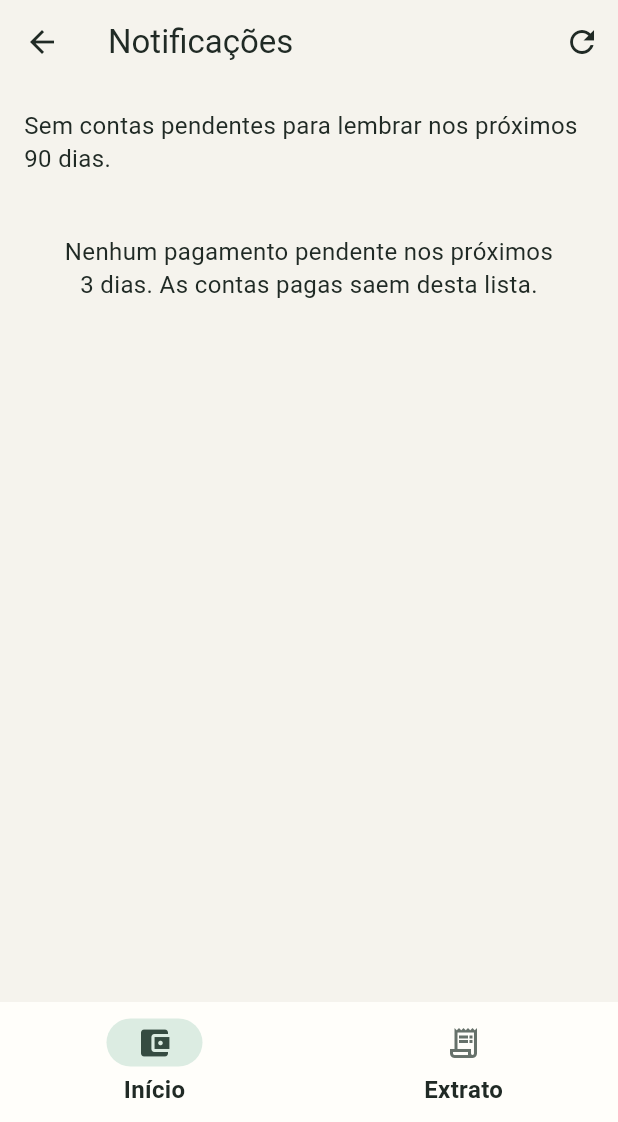
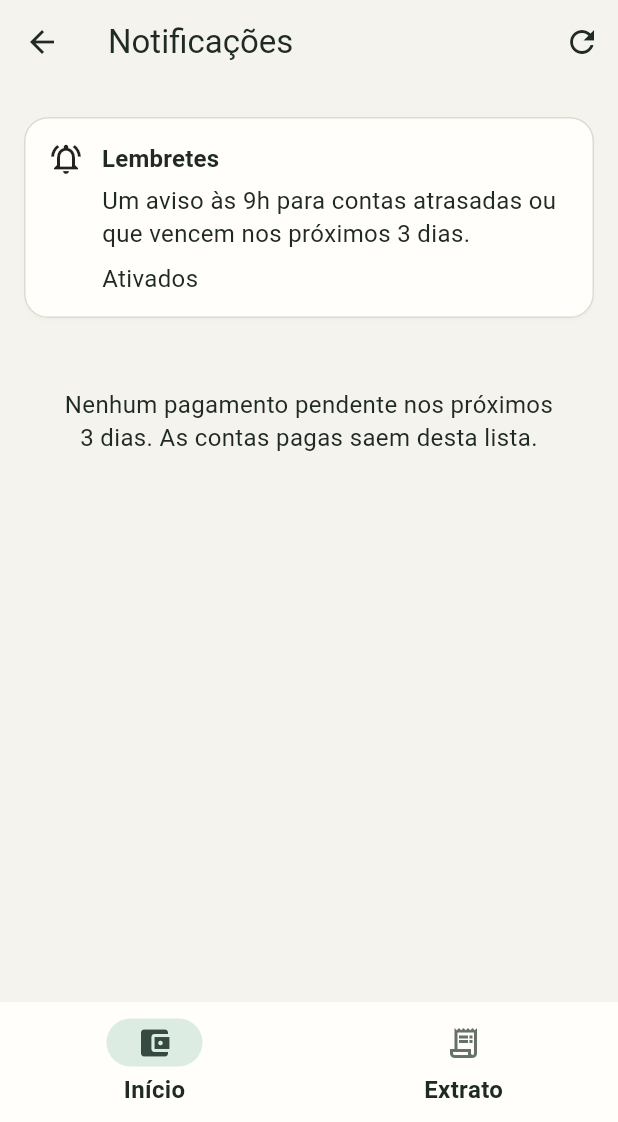
Before and after one commit to pietrocosentino/FinancaFacil, a Flutter app: the AuthGate screen opened directly, after a tap on the "notifications" icon, on a phone screen of 412 x 824 dp, the part 114-1236 px from its top. Run offline on Flutter 3.47's test engine with Material 3 defaults, Android fonts, the phone set to English and light mode, and no system bars; our stand-ins replace app_links, file_picker, flutter_local_notifications, flutter_timezone, image_picker, shared_preferences and 2 more; accounts and stored records are empty.

Commit message:
lembrete

```diff
--- a/flutter_project/lib/features/notifications/data/reminder_service.dart
+++ b/flutter_project/lib/features/notifications/data/reminder_service.dart
@@ -8,7 +8,6 @@ import 'package:timezone/data/latest.dart' as tz_data;
 import 'package:timezone/timezone.dart' as tz;
 
 import '../../../core/errors/app_log.dart';
-import '../../../core/services/device_preferences.dart';
 import '../../transactions/domain/finance_models.dart';
 import '../domain/reminder_plan.dart';
 
@@ -101,8 +100,8 @@ class LocalReminderService implements ReminderService {
       status.value = ReminderStatus(
         enabled: enabled,
         message: enabled
-            ? 'Lembretes ativados no aparelho.'
-            : 'Ative os lembretes do aparelho.',
+            ? 'Lembretes ativados.'
+            : 'Ative as notificações do aparelho.',
       );
     } catch (error, stack) {
       AppLog.error(error, stack, 'preparar lembretes');
@@ -171,8 +170,8 @@ class LocalReminderService implements ReminderService {
     status.value = ReminderStatus(
       enabled: enabled,
       message: enabled
-          ? 'Lembretes ativados. Preparando próximos vencimentos.'
-          : 'Notificações bloqueadas. Você pode permitir nas configurações do aparelho.',
+          ? 'Lembretes ativados.'
+          : 'Ative as notificações nas configurações do aparelho.',
     );
     return enabled;
   }
@@ -197,17 +196,11 @@ class LocalReminderService implements ReminderService {
       await _plugin.cancelAll();
       if (!enabled) {
         status.value = const ReminderStatus(
-          message:
-              'Ative as notificações para receber lembretes com o app fechado.',
+          message: 'Ative as notificações do aparelho.',
         );
         return;
       }
-      final plan = planReminders(
-        entries,
-        DateTime.now(),
-        hour: DevicePreferences.time.value.hour,
-        minute: DevicePreferences.time.value.minute,
-      );
+      final plan = planReminders(entries, DateTime.now());
       try {
         for (final reminder in plan) {
           if (generation != _generation) return;
@@ -242,8 +235,8 @@ class LocalReminderService implements ReminderService {
           scheduledDays: plan.length,
           coveredUntil: plan.isEmpty ? null : plan.last.date,
           message: plan.isEmpty
-              ? 'Sem contas pendentes para lembrar nos próximos 90 dias.'
-              : 'Lembretes preparados. Abra o app periodicamente para renovar os próximos vencimentos.',
+              ? 'Nenhuma conta pendente no momento.'
+              : 'Lembretes ativados.',
         );
       } catch (error, stack) {
         AppLog.error(error, stack, 'agendar lembretes');
--- a/flutter_project/lib/features/notifications/domain/reminder_plan.dart
+++ b/flutter_project/lib/features/notifications/domain/reminder_plan.dart
@@ -41,8 +41,6 @@ List<DailyReminder> planReminders(
   DateTime now, {
   int horizonDays = 90,
   int limit = 60,
-  int hour = 9,
-  int minute = 0,
 }) {
   final result = <DailyReminder>[];
   for (
@@ -50,7 +48,7 @@ List<DailyReminder> planReminders(
     offset <= horizonDays && result.length < limit;
     offset++
   ) {
-    final date = DateTime(now.year, now.month, now.day + offset, hour, minute);
+    final date = DateTime(now.year, now.month, now.day + offset, 9);
     if (!date.isAfter(now)) continue;
     final count = entries.where((entry) => _needsAttention(entry, date)).length;
     if (count > 0) result.add(DailyReminder(date, count));
--- a/flutter_project/lib/features/notifications/presentation/screens/notifications_screen.dart
+++ b/flutter_project/lib/features/notifications/presentation/screens/notifications_screen.dart
@@ -2,7 +2,6 @@ import 'package:flutter/material.dart';
 
 import '../../../../core/errors/app_log.dart';
 import '../../../../core/errors/failure_message.dart';
-import '../../../../core/services/device_preferences.dart';
 import '../../../../core/utils/dates.dart';
 import '../../../../core/utils/finance_updates.dart';
 import '../../../../core/utils/formatters.dart';
@@ -145,25 +144,50 @@ class _NotificationsScreenState extends State<NotificationsScreen> {
           valueListenable: widget.reminders!.status,
           builder: (_, status, __) => Padding(
             padding: const EdgeInsets.only(bottom: 16),
+            child: Card(
+              child: Padding(
+                padding: const EdgeInsets.all(16),
+                child: Row(
+                  crossAxisAlignment: CrossAxisAlignment.start,
+                  children: [
+                    const Icon(Icons.notifications_active_outlined),
+                    const SizedBox(width: 12),
+                    Expanded(
                       child: Column(
-              crossAxisAlignment: CrossAxisAlignment.stretch,
+                        crossAxisAlignment: CrossAxisAlignment.start,
                         children: [
+                          Text(
+                            'Lembretes',
+                            style: Theme.of(context).textTheme.titleMedium,
+                          ),
+                          const SizedBox(height: 4),
+                          const Text(
+                            'Um aviso às 9h para contas atrasadas ou que vencem nos próximos 3 dias.',
+                          ),
+                          if (!status.enabled) ...[
+                            const SizedBox(height: 8),
                             Text(status.message),
-                if (status.coveredUntil != null)
-                  Text(
-                    'Agenda preparada até ${AppFormatters.date.format(status.coveredUntil!)}. Lembretes por volta das ${DevicePreferences.time.value.hour.toString().padLeft(2, '0')}:${DevicePreferences.time.value.minute.toString().padLeft(2, '0')}.',
-                  ),
-                if (!status.enabled)
                             OutlinedButton.icon(
                               onPressed: _requesting ? null : _enable,
-                    icon: const Icon(Icons.notifications_active_outlined),
+                              icon: const Icon(
+                                Icons.notifications_active_outlined,
+                              ),
                               label: Text(
                                 _requesting
                                     ? 'Ativando...'
-                          : 'Ativar lembretes no aparelho',
+                                    : 'Ativar notificações',
+                              ),
+                            ),
+                          ] else ...[
+                            const SizedBox(height: 8),
+                            const Text('Ativados'),
+                          ],
+                        ],
                       ),
                     ),
                   ],
+                ),
+              ),
             ),
           ),
         );
--- a/flutter_project/lib/shared/widgets/main_layout.dart
+++ b/flutter_project/lib/shared/widgets/main_layout.dart
@@ -2,7 +2,6 @@
 import 'package:flutter/material.dart';
 
 import '../../core/services/app_services.dart';
-import '../../core/services/device_preferences.dart';
 import '../../core/utils/finance_updates.dart';
 import '../../core/utils/single_flight.dart';
 import '../../features/dashboard/presentation/screens/dashboard_screen.dart';
@@ -94,7 +93,6 @@ class _MainLayoutState extends State<MainLayout> with WidgetsBindingObserver {
     }
     WidgetsBinding.instance.addObserver(this);
     financeRevision.addListener(_onFinanceChanged);
-    DevicePreferences.time.addListener(_syncReminders);
     _reminders?.openRequested.addListener(_notificationTapped);
     WidgetsBinding.instance.addPostFrameCallback((_) {
       _syncReminders();
@@ -115,7 +113,6 @@ class _MainLayoutState extends State<MainLayout> with WidgetsBindingObserver {
   void dispose() {
     WidgetsBinding.instance.removeObserver(this);
     financeRevision.removeListener(_onFinanceChanged);
-    DevicePreferences.time.removeListener(_syncReminders);
     _reminders?.openRequested.removeListener(_notificationTapped);
     _synchronizer?.dispose();
     _profile.dispose();
```
Also changed, not shown: flutter_project/lib/core/services/device_preferences.dart (+5 -37 lines), flutter_project/lib/features/profile/presentation/screens/profile_screen.dart (+1 -31 lines), 5 other files. Lines whose indentation alone changed are shown as unchanged.
